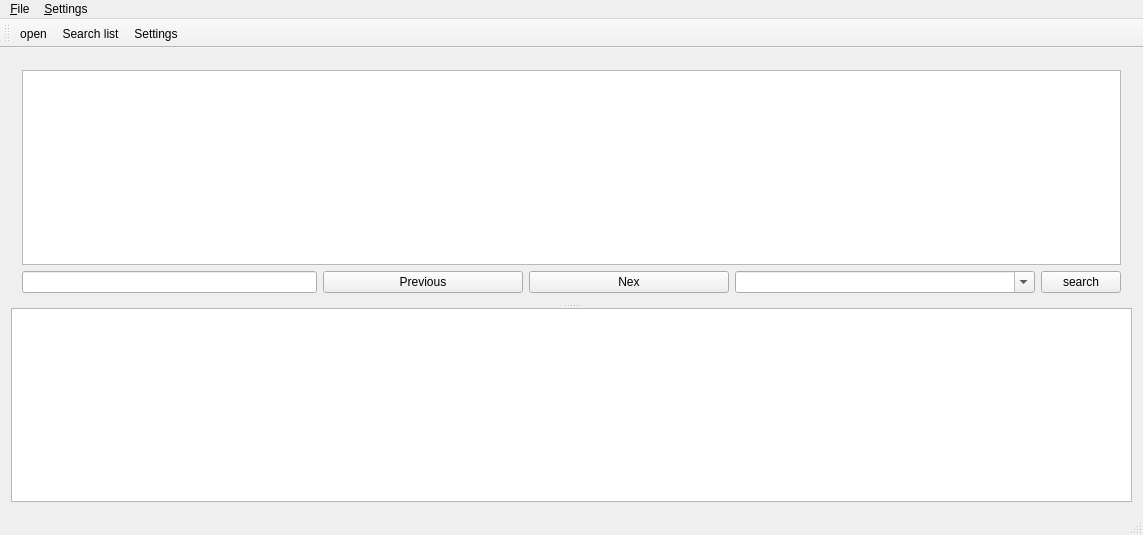
This is mainwindow.ui in ionson100/bsrlog as Qt 5 draws it before an edit. The edited form follows.
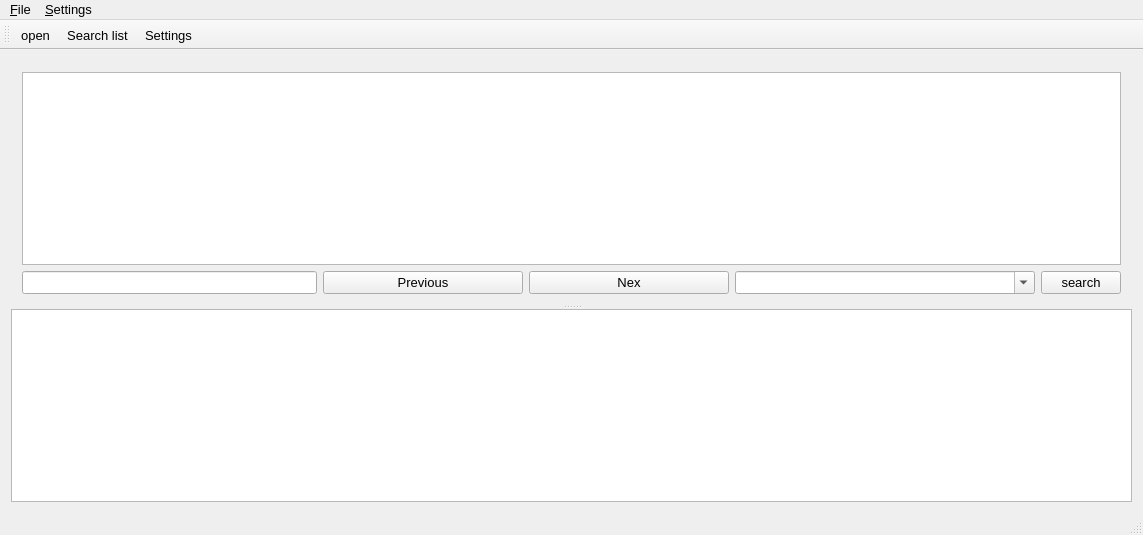
This is the edited form. Icons and pictures are not drawn.

```diff
--- a/mainwindow.ui
+++ b/mainwindow.ui
@@ -10,6 +10,11 @@
     <height>535</height>
    </rect>
   </property>
+  <property name="font">
+   <font>
+    <pointsize>10</pointsize>
+   </font>
+  </property>
   <property name="windowTitle">
    <string>bsrlog</string>
   </property>
@@ -122,7 +127,13 @@
         </item>
        </layout>
       </widget>
-      <widget class="QListView" name="listView_1"/>
+      <widget class="QListView" name="listView_1">
+       <property name="font">
+        <font>
+         <pointsize>12</pointsize>
+        </font>
+       </property>
+      </widget>
      </widget>
     </item>
    </layout>
@@ -133,9 +144,14 @@
      <x>0</x>
      <y>0</y>
      <width>1143</width>
-     <height>18</height>
+     <height>21</height>
     </rect>
    </property>
+   <property name="font">
+    <font>
+     <pointsize>10</pointsize>
+    </font>
+   </property>
    <widget class="QMenu" name="menusettings">
     <property name="title">
      <string>&amp;File</string>
@@ -194,6 +210,11 @@
    <property name="text">
     <string>Search list</string>
    </property>
+   <property name="font">
+    <font>
+     <pointsize>10</pointsize>
+    </font>
+   </property>
   </action>
   <action name="actionSettings">
    <property name="icon">
@@ -202,6 +223,21 @@
    </property>
    <property name="text">
     <string>Settings</string>
+   </property>
+   <property name="font">
+    <font>
+     <pointsize>10</pointsize>
+    </font>
+   </property>
+  </action>
+  <action name="actionLast_opening_files">
+   <property name="text">
+    <string>Last opening files</string>
+   </property>
+   <property name="font">
+    <font>
+     <pointsize>10</pointsize>
+    </font>
    </property>
   </action>
  </widget>
```
Left out of the diff: 12 changed lines with no effect on the pictures.
